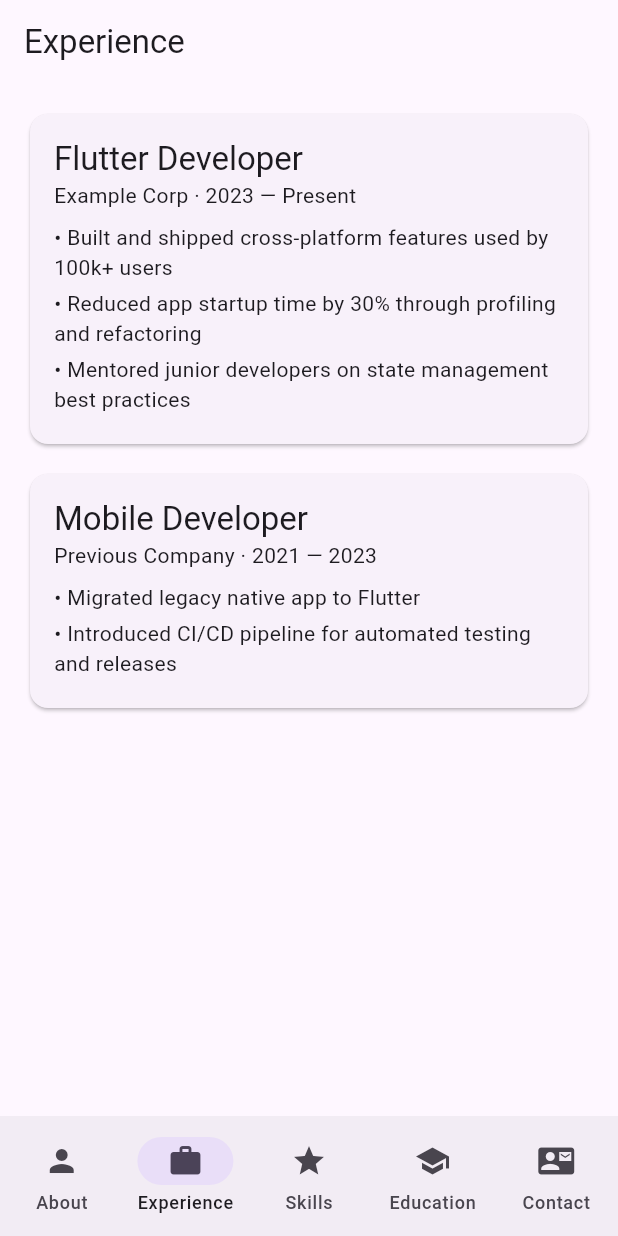
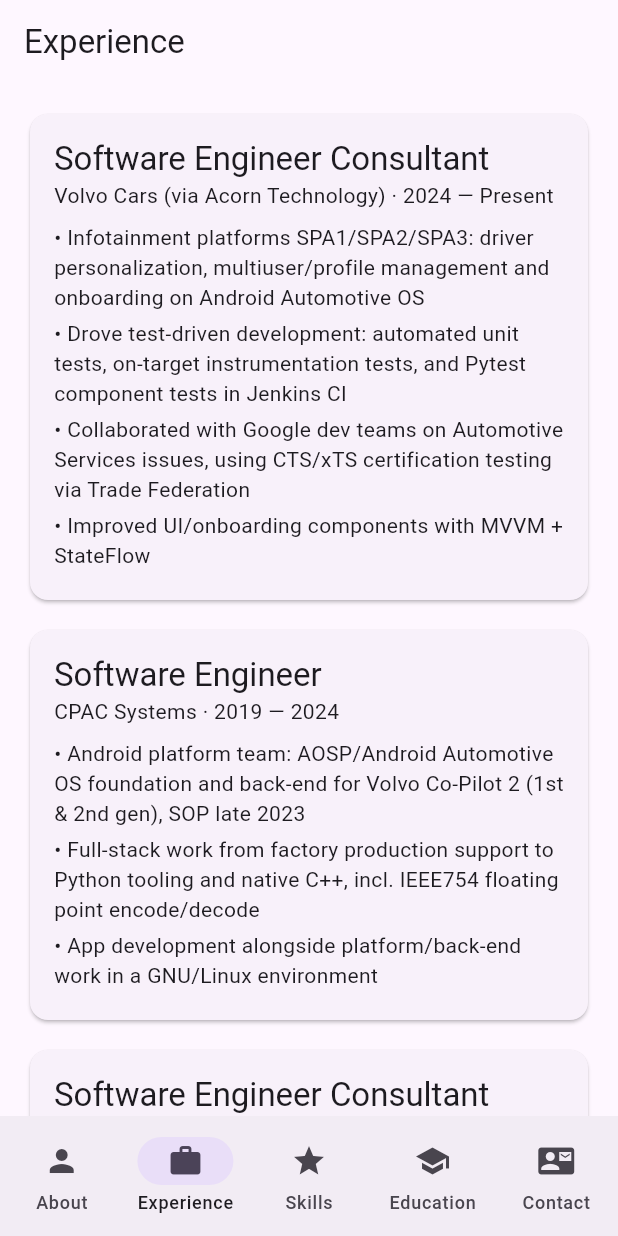
Before and after one commit to cavepv/flutterCV, a Flutter app: the screen it shows after launch, item 2 of the bottom bar chosen, on a phone screen of 412 x 824 dp. Run offline on Flutter 3.47's test engine with Material 3 defaults, Android fonts, the phone set to English and light mode, and no system bars.

Commit message:
feat(cv_app): populate real CV content, archive openspec change
- cv_data.dart: replace placeholder content with real CV data (identity,
  contact, 4 work experience entries, skills, education, languages)
- screens.dart: add Languages section to AboutScreen
- screens_test.dart: assert real data, use tall test viewport (pumpTall)
  since ListView only builds items within viewport + cache extent
- openspec: archive populate-cv-content change, sync cv-content-data spec

Co-authored-by: Copilot <223556219+Copilot@users.noreply.github.com>

```diff
--- a/cv_app/lib/cv_data.dart
+++ b/cv_app/lib/cv_data.dart
@@ -1,4 +1,4 @@
-// Placeholder CV content — replace with your real data.
+// Real CV content, sourced from CV_2026_CarlosPV.pdf.
 // ponytail: hardcoded const data, no JSON/API layer; add one if content
 // needs to be edited without a rebuild.
 
@@ -31,52 +31,135 @@ class Degree {
   const Degree({required this.school, required this.degree, required this.period});
 }
 
+class Language {
+  final String name;
+  final String level;
+
+  const Language({required this.name, required this.level});
+}
+
 class CvData {
-  static const String name = 'Carlos Palomeque';
-  static const String tagline = 'Flutter & Dart Developer';
+  static const String name = 'Carlos Palomeque Vela';
+  static const String tagline = 'Senior Software Engineer';
   static const String about =
-      'Placeholder bio. Mobile developer focused on building clean, '
-      'maintainable Flutter apps across Android, iOS and web. Passionate '
-      'about developer experience, performance, and shipping real products.';
+      'Over 10 years of professional experience with a broad technical '
+      'background in Android Automotive OS, Embedded/RTOS, C/C++, Java, '
+      'Kotlin, and Android app development. Worked with both product and '
+      'consultancy companies including Volvo Cars, CPAC Systems, Epiroc '
+      'Rocktec, and Volvo Construction Equipment. Enjoys technically '
+      'challenging projects, always with a user-experience-first mindset, '
+      'and values collaborating, sharing knowledge, and helping the team '
+      'thrive. Native Swedish speaker, fluent in English and Spanish.';
 
-  static const String email = 'carlos@example.com';
-  static const String phone = '+1 555 123 4567';
-  static const String linkedInUrl = 'https://linkedin.com/in/example';
-  static const String githubUrl = 'https://github.com/example';
+  static const String email = 'carlos.palomeque.vela@gmail.com';
+  static const String phone = '+46 76 868 92 99';
+  static const String linkedInUrl =
+      'https://www.linkedin.com/in/carlos-palomeque-vela-38771711a';
+  static const String githubUrl = 'https://github.com/cavepv';
 
   static const List<Job> experience = [
     Job(
-      title: 'Flutter Developer',
-      company: 'Example Corp',
-      period: '2023 — Present',
+      title: 'Software Engineer Consultant',
+      company: 'Volvo Cars (via Acorn Technology)',
+      period: '2024 — Present',
       highlights: [
-        'Built and shipped cross-platform features used by 100k+ users',
-        'Reduced app startup time by 30% through profiling and refactoring',
-        'Mentored junior developers on state management best practices',
+        'Infotainment platforms SPA1/SPA2/SPA3: driver personalization, '
+            'multiuser/profile management and onboarding on Android Automotive OS',
+        'Drove test-driven development: automated unit tests, on-target '
+            'instrumentation tests, and Pytest component tests in Jenkins CI',
+        'Collaborated with Google dev teams on Automotive Services issues, '
+            'using CTS/xTS certification testing via Trade Federation',
+        'Improved UI/onboarding components with MVVM + StateFlow',
       ],
     ),
     Job(
-      title: 'Mobile Developer',
-      company: 'Previous Company',
-      period: '2021 — 2023',
+      title: 'Software Engineer',
+      company: 'CPAC Systems',
+      period: '2019 — 2024',
       highlights: [
-        'Migrated legacy native app to Flutter',
-        'Introduced CI/CD pipeline for automated testing and releases',
+        'Android platform team: AOSP/Android Automotive OS foundation and '
+            'back-end for Volvo Co-Pilot 2 (1st & 2nd gen), SOP late 2023',
+        'Full-stack work from factory production support to Python tooling '
+            'and native C++, incl. IEEE754 floating point encode/decode',
+        'App development alongside platform/back-end work in a GNU/Linux '
+            'environment',
+      ],
+    ),
+    Job(
+      title: 'Software Engineer Consultant (Epiroc Rocktec Division)',
+      company: 'Alten Sweden',
+      period: '2017.09 — 2019.02',
+      highlights: [
+        'Embedded C++14 development for the EU-funded SIMS project: '
+            'battery-powered underground mining machines',
+        'Implemented electrified drive-train code: power control component, '
+            'GUI/Qt widgets, and manager state machines (power, battery)',
+        'J1939/CAN related development',
+      ],
+    ),
+    Job(
+      title: 'Software Developer Consultant',
+      company: 'Combitech Sverige (for Volvo Construction Equipment)',
+      period: '2013.12 — 2017.07',
+      highlights: [
+        'Embedded software in a Windows environment; back-end C programming '
+            'and maintenance of machine ECU code',
+        'Target debugging with Trace32, communication protocol code, '
+            'ClearCase configuration management',
+        'Interfaced with project managers for sprint planning; collaborated '
+            'with global teams (US, India, France)',
       ],
     ),
   ];
 
   static const List<SkillGroup> skills = [
-    SkillGroup(category: 'Languages', items: ['Dart', 'Kotlin', 'Swift', 'JavaScript']),
-    SkillGroup(category: 'Frameworks', items: ['Flutter', 'Provider', 'Riverpod', 'Bloc']),
-    SkillGroup(category: 'Tools', items: ['Git', 'GitHub Actions', 'Firebase', 'REST APIs']),
+    SkillGroup(
+      category: 'Languages',
+      items: ['Java', 'Kotlin', 'C++', 'C', 'Python', 'C#', 'JavaScript'],
+    ),
+    SkillGroup(
+      category: 'Frameworks & Platforms',
+      items: [
+        'Android',
+        'AOSP/Android Automotive OS',
+        'RTOS',
+        'GNU/Linux',
+        'Qt',
+        'StateFlow',
+        'MVVM',
+      ],
+    ),
+    SkillGroup(
+      category: 'Tools',
+      items: [
+        'Jenkins',
+        'Gerrit',
+        'Pytest',
+        'CTS/xTS (Trade Federation)',
+        'ClearCase',
+        'Trace32',
+        'J1939/CAN',
+      ],
+    ),
   ];
 
   static const List<Degree> education = [
     Degree(
-      school: 'Example University',
-      degree: 'B.Sc. Computer Science',
-      period: '2017 — 2021',
+      school: 'Linköping University',
+      degree: 'Master of Science in Media Technology and Engineering',
+      period: '2008 — 2013',
+    ),
+    Degree(
+      school: 'Rinmangymnasiet',
+      degree: 'High school, Teknikprogrammet',
+      period: '2003 — 2006',
     ),
   ];
+
+  static const List<Language> languages = [
+    Language(name: 'Swedish', level: 'Native'),
+    Language(name: 'English', level: 'Fluent'),
+    Language(name: 'Spanish', level: 'Fluent'),
+    Language(name: 'French', level: 'Beginner'),
+  ];
 }
--- a/cv_app/lib/screens.dart
+++ b/cv_app/lib/screens.dart
@@ -27,6 +27,14 @@ class AboutScreen extends StatelessWidget {
         Text(CvData.tagline, style: Theme.of(context).textTheme.titleMedium),
         const SizedBox(height: 24),
         Text(CvData.about, style: Theme.of(context).textTheme.bodyLarge),
+        const SizedBox(height: 24),
+        Text('Languages', style: Theme.of(context).textTheme.titleMedium),
+        const SizedBox(height: 8),
+        for (final language in CvData.languages)
+          Padding(
+            padding: const EdgeInsets.only(bottom: 4),
+            child: Text('${language.name} — ${language.level}'),
+          ),
       ],
     );
   }
```
Also changed, not shown: 6 other files.
